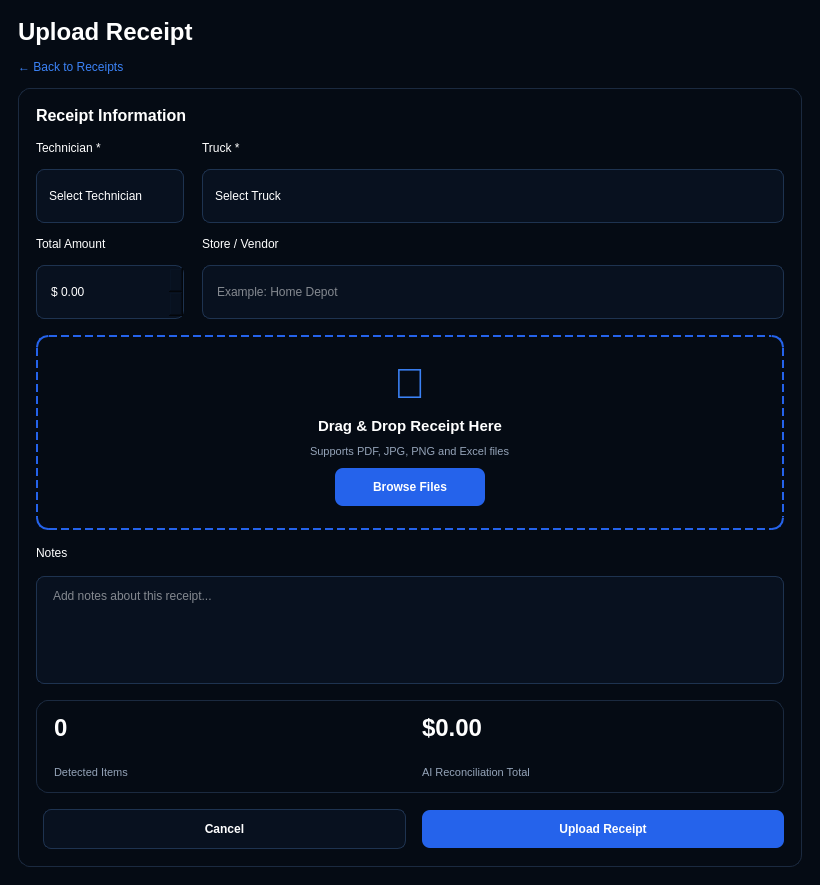
First picture: the form in InventoryQtApp/UploadReceiptDialog.ui, repository Felipeact/InventoryQtApp, before the edit.
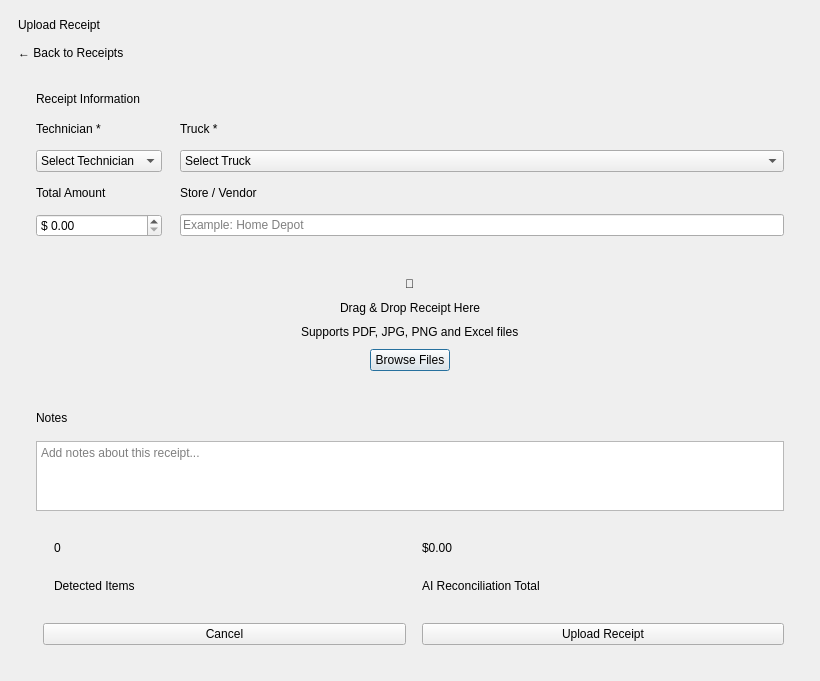
Second picture: the form after the edit.

Patch:
```diff
--- a/InventoryQtApp/UploadReceiptDialog.ui
+++ b/InventoryQtApp/UploadReceiptDialog.ui
@@ -18,158 +18,7 @@
 		</property>
 
 		<property name="styleSheet">
-			<string notr="true">
-
-				QDialog#UploadReceiptDialogClass {
-				background-color: #050B14;
-				color: #FFFFFF;
-				font-family: "Segoe UI";
-				}
-
-				QLabel {
-				background: transparent;
-				color: white;
-				}
-
-				QLabel#dialogTitle {
-				font-size: 24px;
-				font-weight: 800;
-				}
-
-				QLabel#backLabel {
-				color: #3B82F6;
-				font-size: 12px;
-				}
-
-				QWidget#formCard,
-				QWidget#uploadArea,
-				QWidget#summaryCard {
-				background: qlineargradient(
-				x1:0, y1:0,
-				x2:1, y2:1,
-				stop:0 #0B1626,
-				stop:1 #091322
-				);
-				border: 1px solid #1B2A40;
-				border-radius: 12px;
-				}
-
-				QWidget#uploadArea {
-				border: 2px dashed #2563EB;
-				}
-
-				QLabel#sectionTitle {
-				font-size: 16px;
-				font-weight: 800;
-				}
-
-				QLabel#fieldLabel {
-				color: #CBD5E1;
-				font-size: 12px;
-				font-weight: 600;
-				}
-
-				QLabel#uploadIcon {
-				font-size: 42px;
-				color: #3B82F6;
-				}
-
-				QLabel#uploadText {
-				font-size: 15px;
-				font-weight: 700;
-				}
-
-				QLabel#uploadSubtext {
-				color: #94A3B8;
-				font-size: 11px;
-				}
-
-				QLineEdit,
-				QComboBox,
-				QDoubleSpinBox,
-				QPlainTextEdit {
-				background-color: #08111F;
-				border: 1px solid #1E3350;
-				border-radius: 8px;
-				color: white;
-				padding: 8px 12px;
-				min-height: 36px;
-				font-size: 12px;
-				}
-
-				QLineEdit:focus,
-				QComboBox:focus,
-				QDoubleSpinBox:focus,
-				QPlainTextEdit:focus {
-				border: 1px solid #2563EB;
-				}
-
-				QComboBox::drop-down {
-				border: none;
-				width: 24px;
-				}
-
-				QPlainTextEdit {
-				min-height: 90px;
-				}
-
-				QPushButton#browseButton {
-				background-color: #2563EB;
-				border: none;
-				border-radius: 8px;
-				color: white;
-				min-height: 38px;
-				min-width: 150px;
-				font-size: 12px;
-				font-weight: 700;
-				}
-
-				QPushButton#browseButton:hover {
-				background-color: #1D4ED8;
-				}
-
-				QPushButton#cancelButton {
-				background-color: #08111F;
-				border: 1px solid #1E3350;
-				border-radius: 8px;
-				color: white;
-				min-height: 38px;
-				min-width: 120px;
-				font-size: 12px;
-				font-weight: 700;
-				}
-
-				QPushButton#cancelButton:hover {
-				background-color: #111C2D;
-				}
-
-				QPushButton#uploadButton {
-				background-color: #2563EB;
-				border: none;
-				border-radius: 8px;
-				color: white;
-				min-height: 38px;
-				min-width: 140px;
-				font-size: 12px;
-				font-weight: 800;
-				}
-
-				QPushButton#uploadButton:hover {
-				background-color: #1D4ED8;
-				}
-
-				QLabel#summaryValue {
-				color: white;
-				font-size: 24px;
-				font-weight: 800;
-				}
-
-				QLabel#summaryLabel {
-				color: #94A3B8;
-				font-size: 11px;
-				}
-
-			</string>
+			<string notr="true"/>
 		</property>
 
 		<layout class="QVBoxLayout" name="rootLayout">
@@ -611,11 +460,7 @@
 													</property>
 
 													<property name="styleSheet">
-														<string notr="true">
-															font-size: 24px;
-															font-weight: 800;
-															color: white;
-														</string>
+														<string notr="true"/>
 													</property>
 
 												</widget>
@@ -631,10 +476,7 @@
 													</property>
 
 													<property name="styleSheet">
-														<string notr="true">
-															color: #94A3B8;
-															font-size: 11px;
-														</string>
+														<string notr="true"/>
 													</property>
 
 												</widget>
```
